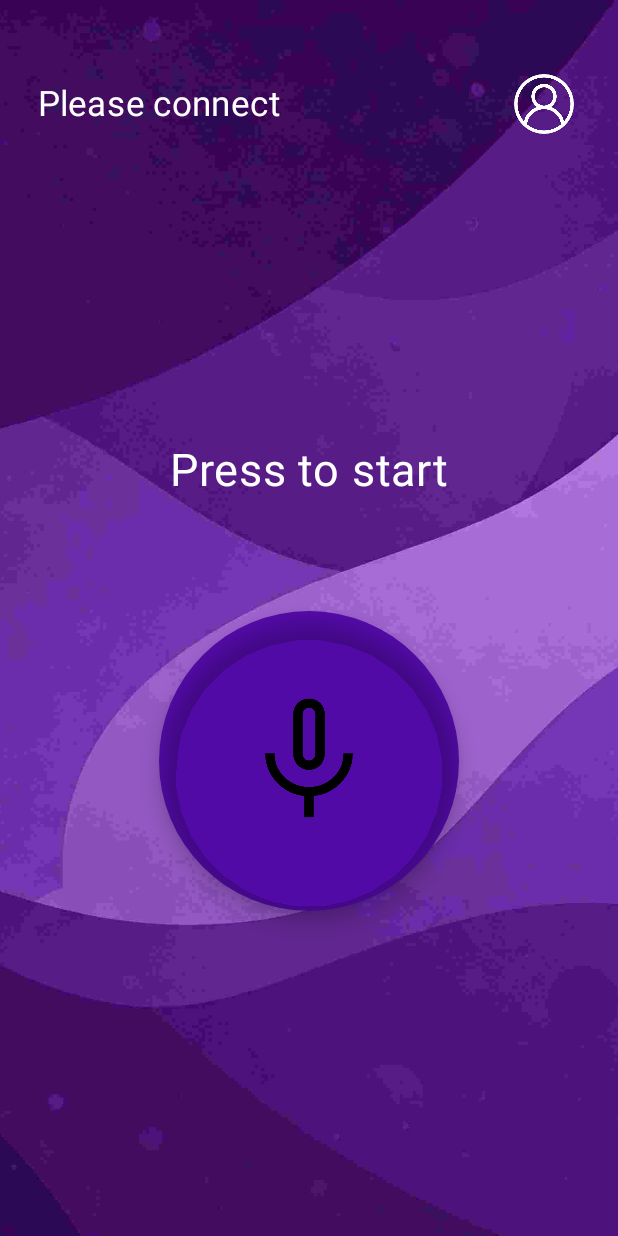
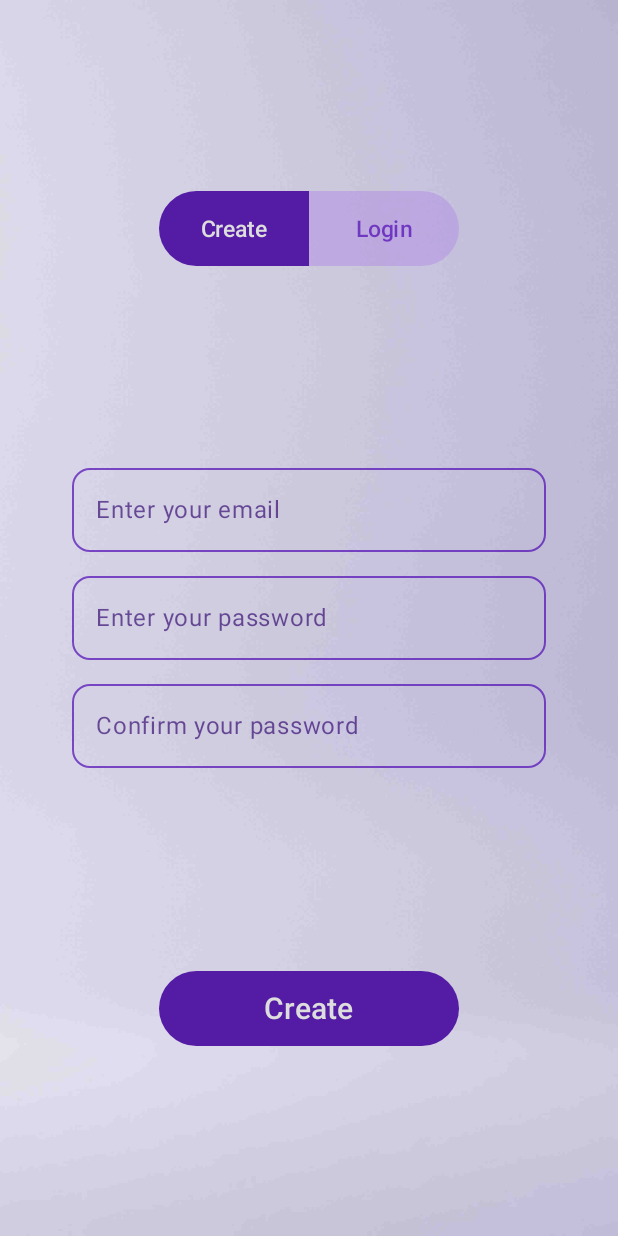
Before and after one commit to Ionut-Valeriu/EchoTap, an Android app built with Jetpack Compose: the screen it shows after launch (MainActivity before the commit, LoginActivity after it), on a phone screen of 412 x 824 dp. Run offline under Robolectric (Android 15) with nearby library versions, the phone set to English and light mode, and no system bars; our stand-ins replace Firebase (no records; nobody signed in at launch, a user with empty details on screens opened directly).

Commit message:
v1.5 + login page

```diff
--- /dev/null
+++ b/app/src/main/java/com/example/echotap_client/LoginActivity.kt
@@ -0,0 +1,309 @@
+package com.example.echotap_client
+
+import android.content.Intent
+import android.media.Image
+import android.os.Bundle
+import android.util.Log
+import android.widget.Toast
+import androidx.activity.ComponentActivity
+import androidx.activity.compose.setContent
+import androidx.activity.enableEdgeToEdge
+import androidx.annotation.ColorRes
+import androidx.compose.foundation.Image
+import androidx.compose.foundation.background
+import androidx.compose.foundation.layout.Box
+import androidx.compose.foundation.layout.Column
+import androidx.compose.foundation.layout.fillMaxSize
+import androidx.compose.foundation.layout.fillMaxWidth
+import androidx.compose.foundation.layout.padding
+import androidx.compose.foundation.shape.RoundedCornerShape
+import androidx.compose.material3.OutlinedTextField
+import androidx.compose.material3.Scaffold
+import androidx.compose.material3.Text
+import androidx.compose.material3.TextFieldDefaults
+import androidx.compose.runtime.Composable
+import androidx.compose.ui.Modifier
+import androidx.compose.ui.graphics.Color
+import androidx.compose.ui.tooling.preview.Preview
+import androidx.compose.ui.unit.dp
+import com.example.echotap_client.ui.theme.EchoTapClientTheme
+import androidx.compose.foundation.layout.*
+import androidx.compose.foundation.layout.Arrangement
+import androidx.compose.foundation.text.selection.TextSelectionColors
+import androidx.compose.material3.*
+import androidx.compose.runtime.getValue
+import androidx.compose.runtime.mutableStateOf
+import androidx.compose.runtime.remember
+import androidx.compose.runtime.setValue
+import androidx.compose.ui.Alignment
+import androidx.compose.ui.layout.ContentScale
+import androidx.compose.ui.platform.LocalContext
+import androidx.compose.ui.res.painterResource
+import androidx.compose.ui.text.input.VisualTransformation
+import androidx.compose.ui.unit.sp
+import com.google.firebase.Firebase
+import com.google.firebase.auth.FirebaseAuth
+import com.google.firebase.auth.FirebaseUser
+import com.google.firebase.auth.auth
+
+class LoginActivity : ComponentActivity() {
+    private lateinit var auth: FirebaseAuth
+
+    override fun onCreate(savedInstanceState: Bundle?) {
+        super.onCreate(savedInstanceState)
+
+        auth = Firebase.auth
+
+        enableEdgeToEdge()
+        setContent {
+            EchoTapClientTheme {
+                ConnectionPage(auth = auth,
+                onAuthSuccess = {
+                    updateUI(it) // Call updateUI on successful auth
+                })
+            }
+        }
+    }
+
+    public override fun onStart() {
+        super.onStart()
+        // Check if user is signed in (non-null) and update UI accordingly.
+        val currentUser = auth.currentUser
+        updateUI(currentUser)
+    }
+
+    private fun updateUI(user: FirebaseUser?) {
+        if (user != null) {
+            Log.d("LoginActivity", "User is logged in: ${user.email}")
+            // Navigate to MainActivity
+            val intent = Intent(this, MainActivity::class.java)
+            startActivity(intent)
+            finish() // Finish LoginActivity so user can't go back with back button
+        } else {
+            Log.d("LoginActivity", "User is not logged in")
+            // Stay on the login screen
+        }
+    }
+}
+
+@Composable
+fun ConnectionPage(auth: FirebaseAuth, onAuthSuccess: (FirebaseUser?) -> Unit) {
+    Box(){
+        Image(
+            painter = painterResource(R.drawable.login_bg),
+            contentDescription = null,
+            contentScale = ContentScale.Crop
+        )
+        SignUpMenu(auth = auth, onAuthSuccess)
+    }
+}
+
+@Composable
+fun SignUpMenu(auth: FirebaseAuth, onAuthSuccess: (FirebaseUser?) -> Unit) {
+    var email by remember { mutableStateOf("") }
+    var pass by remember { mutableStateOf("") }
+    var confirm by remember { mutableStateOf("") }
+    val context = LocalContext.current
+
+    val selectedTextColor: Color = Color(0xFFDDDDDD)
+    val unselectedTextColor: Color = Color(0xAA4A00B3)
+    val selectedButtonColor: Color = Color(0xFF541BA4)
+    val unselectedButtonColor: Color = Color(0x99B696E3)
+
+    var loginTextColor: Color
+    var createTextColor: Color
+    var loginButtonColor: Color
+    var createButtonColor: Color
+    var summitButtonText: String
+
+    val login = remember { mutableStateOf(false) }
+
+    if (login.value){
+        loginTextColor = selectedTextColor
+        loginButtonColor = selectedButtonColor
+
+        createTextColor = unselectedTextColor
+        createButtonColor = unselectedButtonColor
+
+        summitButtonText = "Login"
+    }
+    else {
+        loginTextColor = unselectedTextColor
+        loginButtonColor = unselectedButtonColor
+
+        createTextColor = selectedTextColor
+        createButtonColor = selectedButtonColor
+
+        summitButtonText = "Create"
+    }
+
+    Column(
+        modifier = Modifier
+            .fillMaxSize()
+            .padding(24.dp),
+        verticalArrangement = Arrangement.SpaceEvenly,
+        horizontalAlignment = Alignment.CenterHorizontally
+    ) {
+        Row (){
+            Button (
+                onClick = {
+                    login.value = false
+                },
+                shape = RoundedCornerShape(topStart = 25.dp, bottomStart = 25.dp),
+                colors = ButtonDefaults.buttonColors(
+                    containerColor = createButtonColor
+                ),
+                modifier = Modifier
+                    .size(100.dp, 50.dp)
+            ){
+                Text(
+                    text = "Create",
+                    color = createTextColor,
+                    fontSize = 15.sp
+                )
+            }
+            Button (
+                onClick = {
+                    login.value = true
+                },
+                shape = RoundedCornerShape(topEnd = 25.dp, bottomEnd = 25.dp),
+                colors = ButtonDefaults.buttonColors(
+                    containerColor = loginButtonColor
+                ),
+                modifier = Modifier
+                    .size(100.dp, 50.dp)
+            ){
+                Text(
+                    text = "Login",
+                    color = loginTextColor,
+                    fontSize = 15.sp
+                )
+            }
+        }
+        Column(
+            modifier = Modifier
+                .padding(24.dp),
+            verticalArrangement = Arrangement.Center
+        ) {
+            RoundedInputField(
+                value = email,
+                onValueChange = { email = it },
+                placeholder = "Enter your email",
+                keyboardType = androidx.compose.ui.text.input.KeyboardType.Email
+            )
+            RoundedInputField(
+                value = pass,
+                onValueChange = { pass = it },
+                placeholder = "Enter your password",
+//                keyboardType = androidx.compose.ui.text.input.KeyboardType.Password // Set keyboard type
+            )
+            if (!login.value){
+                RoundedInputField(
+                    value = confirm,
+                    onValueChange = { confirm = it },
+                    placeholder = "Confirm your password",
+//                    keyboardType = androidx.compose.ui.text.input.KeyboardType.Password // Set keyboard type
+                )
+            }
+        }
+        Button(
+            onClick = {
+                if (login.value) {
+                    // Login existing user
+                    auth.signInWithEmailAndPassword(email, pass)
+                        .addOnCompleteListener { task ->
+                            if (task.isSuccessful) {
+                                // Sign in success, update UI with the signed-in user's information
+                                Log.d("FirebaseAuth", "signInWithEmail:success")
+                                val user = auth.currentUser
+                                Toast.makeText(context, "Login successful!", Toast.LENGTH_SHORT).show()
+                                // TODO: Call updateUI(user) and navigate to main activity
+                            } else {
+                                // If sign in fails, display a message to the user.
+                                Log.w("FirebaseAuth", "signInWithEmail:failure", task.exception)
+                                Toast.makeText(context, "Authentication failed: ${task.exception?.message}", Toast.LENGTH_LONG).show()
+                            }
+                        }
+                } else {
+                    // Create new user
+                    if (pass == confirm) {
+                        auth.createUserWithEmailAndPassword(email, pass)
+                            .addOnCompleteListener { task ->
+                                if (task.isSuccessful) {
+                                    // Sign in success, update UI with the signed-in user's information
+                                    Log.d("FirebaseAuth", "createUserWithEmail:success")
+                                    val user = auth.currentUser
+                                    Toast.makeText(context, "Account created successfully!", Toast.LENGTH_SHORT).show()
+                                    // TODO: Call updateUI(user) and navigate to main activity
+                                } else {
+                                    // If sign in fails, display a message to the user.
+                                    Log.w("FirebaseAuth", "createUserWithEmail:failure", task.exception)
+                                    Toast.makeText(context, "Account creation failed: ${task.exception?.message}", Toast.LENGTH_LONG).show()
+                                }
+                            }
+                    } else {
+                        Log.e("FirebaseAuth", "Passwords do not match")
+                        Toast.makeText(context, "Passwords do not match!", Toast.LENGTH_SHORT).show()
+                    }
+                }
+            },
+            colors = ButtonDefaults.buttonColors(
+                containerColor = Color(0xFF541BA4)
+            ),
+            modifier = Modifier
+                .size(200.dp, 50.dp)
+        ) {
+            Text(
+                text = summitButtonText,
+                color = Color(0xFFDDDDDD),
+                fontSize = 20.sp
+            )
+        }
+    }
+}
+
+
+@Composable
+fun RoundedInputField(
+    value: String,
+    onValueChange: (String) -> Unit,
+    placeholder: String,
+    modifier: Modifier = Modifier,
+    visualTransformation: VisualTransformation = VisualTransformation.None,
+    keyboardType: androidx.compose.ui.text.input.KeyboardType = androidx.compose.ui.text.input.KeyboardType.Text // Add keyboardType parameter
+) {
+    OutlinedTextField(
+        value = value,
+        onValueChange = onValueChange,
+        placeholder = { Text(placeholder, color = Color(0xAA2F036D)) },
+        shape = RoundedCornerShape(12.dp),
+        visualTransformation = visualTransformation,
+        colors = OutlinedTextFieldDefaults.colors(
+            focusedBorderColor = Color(0xFF6200EE),
+            unfocusedBorderColor = Color(0xAA4A00B3),
+            focusedTextColor = Color(0xFF000000),
+            unfocusedTextColor = Color(0xFF4A00B3),
+            cursorColor = Color(0xFF2F036D),
+            selectionColors = TextSelectionColors(
+                handleColor = Color(0xFF541BA4),
+                backgroundColor = Color(0x99B696E3)
+            )
+        ),
+        keyboardOptions = androidx.compose.foundation.text.KeyboardOptions(keyboardType = keyboardType),
+        modifier = modifier
+            .fillMaxWidth()
+            .padding(vertical = 8.dp)
+    )
+}
+
+
+
+// Keeping a simpler preview if needed
+@Preview(showBackground = true)
+@Composable
+fun SignUpMenuPreview() {
+    EchoTapClientTheme {
+        // Provide a dummy auth object for preview
+        SignUpMenu(auth = Firebase.auth, onAuthSuccess = {})
+    }
+}
--- a/app/src/main/res/values/colors.xml
+++ b/app/src/main/res/values/colors.xml
@@ -1,5 +1,6 @@
 <?xml version="1.0" encoding="utf-8"?>
 <resources>
+    <color name="purple">#8692f7</color>
     <color name="purple_200">#FFBB86FC</color>
     <color name="purple_500">#FF6200EE</color>
     <color name="purple_700">#FF3700B3</color>
--- a/app/src/main/res/values/strings.xml
+++ b/app/src/main/res/values/strings.xml
@@ -1,3 +1,4 @@
 <resources>
     <string name="app_name">EchoTap-Client</string>
+    <string name="title_activity_login">LoginActivity</string>
 </resources>
--- a/build.gradle.kts
+++ b/build.gradle.kts
@@ -3,4 +3,5 @@ plugins {
     alias(libs.plugins.android.application) apply false
     alias(libs.plugins.kotlin.android) apply false
     alias(libs.plugins.kotlin.compose) apply false
+    alias(libs.plugins.google.gms.google.services) apply false
 }
```
Also changed, not shown: app/src/main/AndroidManifest.xml (+20 -4 lines), gradle/libs.versions.toml (+14 -0 lines), app/src/main/res/drawable-mdpi/login_bg.jpg (added).
